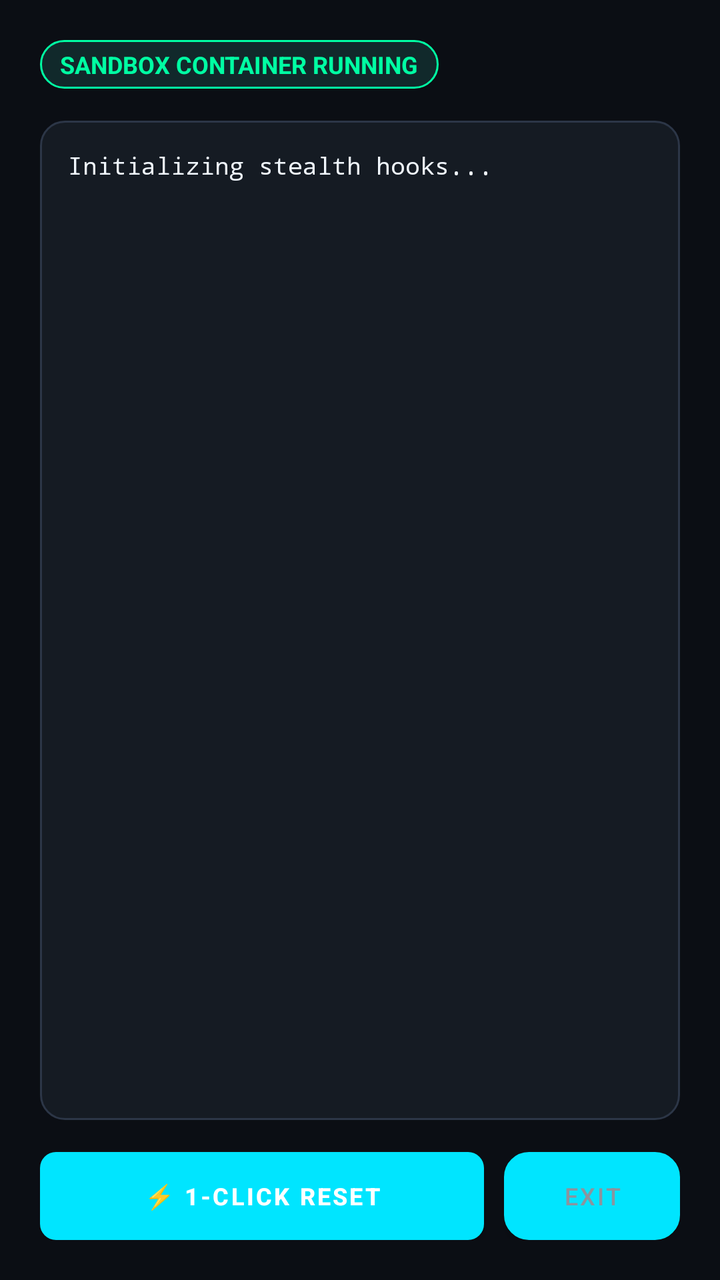
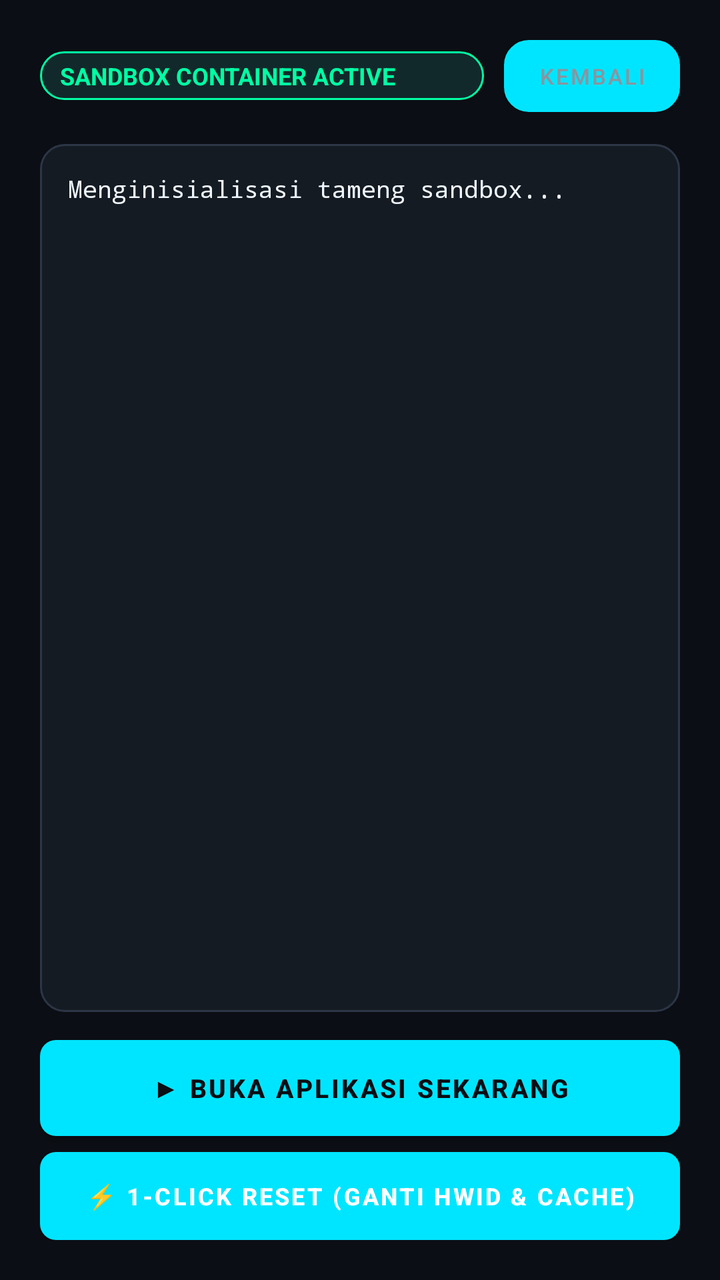

Two renders of the same Android screen: before a commit and after it. Below are the layout's source before the change and the commit's diff.
<!-- AndroidManifest.xml: application theme Theme.StealthSandbox -->
<!-- res/layout/activity_stub_container.xml -->
<?xml version="1.0" encoding="utf-8"?>
<LinearLayout xmlns:android="http://schemas.android.com/apk/res/android"
    android:layout_width="match_parent"
    android:layout_height="match_parent"
    android:background="@color/bg_dark"
    android:orientation="vertical"
    android:padding="20dp">

    
    <TextView
        android:id="@+id/txt_container_status"
        android:layout_width="wrap_content"
        android:layout_height="wrap_content"
        android:background="@drawable/bg_badge_active"
        android:text="SANDBOX CONTAINER RUNNING"
        android:textColor="@color/badge_text"
        android:textSize="12sp"
        android:textStyle="bold" />

    
    <ScrollView
        android:layout_width="match_parent"
        android:layout_height="0dp"
        android:layout_marginTop="16dp"
        android:layout_weight="1"
        android:background="@drawable/bg_card"
        android:padding="14dp">

        <TextView
            android:id="@+id/txt_container_details"
            android:layout_width="match_parent"
            android:layout_height="wrap_content"
            android:fontFamily="monospace"
            android:lineSpacingExtra="4dp"
            android:text="Initializing stealth hooks..."
            android:textColor="@color/text_primary"
            android:textSize="12sp" />
    </ScrollView>

    
    <LinearLayout
        android:layout_width="match_parent"
        android:layout_height="wrap_content"
        android:layout_marginTop="16dp"
        android:orientation="horizontal">

        <Button
            android:id="@+id/btn_container_reset"
            android:layout_width="0dp"
            android:layout_height="44dp"
            android:layout_weight="1"
            android:background="@drawable/bg_button_danger"
            android:text="⚡ 1-CLICK RESET"
            android:textColor="@color/white"
            android:textSize="12sp"
            android:textStyle="bold" />

        <Button
            android:id="@+id/btn_container_exit"
            android:layout_width="wrap_content"
            android:layout_height="44dp"
            android:layout_marginStart="10dp"
            android:background="@drawable/bg_card"
            android:paddingStart="20dp"
            android:paddingEnd="20dp"
            android:text="EXIT"
            android:textColor="@color/text_secondary"
            android:textSize="12sp" />
    </LinearLayout>
</LinearLayout>
<!-- resources referenced by this layout -->
<resources>
  <color name="badge_text">#00FFA3</color>
  <color name="bg_dark">#0B0E14</color>
  <color name="text_primary">#F0F6FC</color>
  <color name="text_secondary">#8B949E</color>
  <color name="white">#FFFFFF</color>
  <!-- drawable bg_badge_active (drawable) -->
  <?xml version="1.0" encoding="utf-8"?>
  <shape xmlns:android="http://schemas.android.com/apk/res/android"
      android:shape="rectangle">
      <solid android:color="@color/badge_bg" />
      <stroke
          android:width="1dp"
          android:color="@color/badge_text" />
      <corners android:radius="16dp" />
      <padding
          android:left="10dp"
          android:top="4dp"
          android:right="10dp"
          android:bottom="4dp" />
  </shape>
  <!-- drawable bg_button_danger (drawable) -->
  <?xml version="1.0" encoding="utf-8"?>
  <shape xmlns:android="http://schemas.android.com/apk/res/android"
      android:shape="rectangle">
      <solid android:color="@color/stealth_danger" />
      <corners android:radius="8dp" />
  </shape>
  <!-- drawable bg_card (drawable) -->
  <?xml version="1.0" encoding="utf-8"?>
  <shape xmlns:android="http://schemas.android.com/apk/res/android"
      android:shape="rectangle">
      <solid android:color="@color/bg_card" />
      <stroke
          android:width="1dp"
          android:color="@color/bg_card_border" />
      <corners android:radius="12dp" />
  </shape>
  <style name="Theme.StealthSandbox" parent="Theme.MaterialComponents.NoActionBar">
          <item name="colorPrimary">@color/stealth_cyan</item>
          <item name="colorPrimaryVariant">@color/stealth_blue</item>
          <item name="colorOnPrimary">@color/bg_dark</item>
          <item name="colorSecondary">@color/stealth_emerald</item>
          <item name="colorSecondaryVariant">@color/stealth_green</item>
          <item name="colorOnSecondary">@color/bg_dark</item>
          <item name="android:statusBarColor">@color/bg_dark</item>
          <item name="android:navigationBarColor">@color/bg_dark</item>
          <item name="android:windowBackground">@color/bg_dark</item>
      </style>
  <color name="badge_bg">#11292B</color>
  <color name="stealth_danger">#EF4444</color>
  <color name="bg_card">#151B23</color>
  <color name="bg_card_border">#2C3647</color>
  <color name="stealth_cyan">#00E5FF</color>
  <color name="stealth_blue">#3B82F6</color>
  <color name="stealth_emerald">#00FFA3</color>
  <color name="stealth_green">#10B981</color>
</resources>

<!-- the commit's change to res/layout/activity_stub_container.xml (unified diff, before → after) -->
@@ -7,15 +7,35 @@
     android:padding="20dp">
 
     
-    <TextView
-        android:id="@+id/txt_container_status"
-        android:layout_width="wrap_content"
+    <LinearLayout
+        android:layout_width="match_parent"
         android:layout_height="wrap_content"
-        android:background="@drawable/bg_badge_active"
-        android:text="SANDBOX CONTAINER RUNNING"
-        android:textColor="@color/badge_text"
-        android:textSize="12sp"
-        android:textStyle="bold" />
+        android:gravity="center_vertical"
+        android:orientation="horizontal">
+
+        <TextView
+            android:id="@+id/txt_container_status"
+            android:layout_width="0dp"
+            android:layout_height="wrap_content"
+            android:layout_weight="1"
+            android:background="@drawable/bg_badge_active"
+            android:text="SANDBOX CONTAINER ACTIVE"
+            android:textColor="@color/badge_text"
+            android:textSize="12sp"
+            android:textStyle="bold" />
+
+        <Button
+            android:id="@+id/btn_container_exit"
+            android:layout_width="wrap_content"
+            android:layout_height="36dp"
+            android:layout_marginStart="10dp"
+            android:background="@drawable/bg_card"
+            android:paddingStart="16dp"
+            android:paddingEnd="16dp"
+            android:text="KEMBALI"
+            android:textColor="@color/text_secondary"
+            android:textSize="11sp" />
+    </LinearLayout>
 
     
     <ScrollView
@@ -32,39 +52,32 @@
             android:layout_height="wrap_content"
             android:fontFamily="monospace"
             android:lineSpacingExtra="4dp"
-            android:text="Initializing stealth hooks..."
+            android:text="Menginisialisasi tameng sandbox..."
             android:textColor="@color/text_primary"
             android:textSize="12sp" />
     </ScrollView>
 
     
-    <LinearLayout
+    <Button
+        android:id="@+id/btn_container_launch"
         android:layout_width="match_parent"
-        android:layout_height="wrap_content"
-        android:layout_marginTop="16dp"
-        android:orientation="horizontal">
+        android:layout_height="48dp"
+        android:layout_marginTop="14dp"
+        android:background="@drawable/bg_button_stealth"
+        android:text="▶ BUKA APLIKASI SEKARANG"
+        android:textColor="@color/bg_dark"
+        android:textSize="13sp"
+        android:textStyle="bold" />
 
-        <Button
-            android:id="@+id/btn_container_reset"
-            android:layout_width="0dp"
-            android:layout_height="44dp"
-            android:layout_weight="1"
-            android:background="@drawable/bg_button_danger"
-            android:text="⚡ 1-CLICK RESET"
-            android:textColor="@color/white"
-            android:textSize="12sp"
-            android:textStyle="bold" />
-
-        <Button
-            android:id="@+id/btn_container_exit"
-            android:layout_width="wrap_content"
-            android:layout_height="44dp"
-            android:layout_marginStart="10dp"
-            android:background="@drawable/bg_card"
-            android:paddingStart="20dp"
-            android:paddingEnd="20dp"
-            android:text="EXIT"
-            android:textColor="@color/text_secondary"
-            android:textSize="12sp" />
-    </LinearLayout>
+    
+    <Button
+        android:id="@+id/btn_container_reset"
+        android:layout_width="match_parent"
+        android:layout_height="44dp"
+        android:layout_marginTop="8dp"
+        android:background="@drawable/bg_button_danger"
+        android:text="⚡ 1-CLICK RESET (GANTI HWID &amp; CACHE)"
+        android:textColor="@color/white"
+        android:textSize="12sp"
+        android:textStyle="bold" />
 </LinearLayout>
<!-- resource entries referenced after the edit -->
@@ -25,6 +25,13 @@
   <shape xmlns:android="http://schemas.android.com/apk/res/android"
       android:shape="rectangle">
       <solid android:color="@color/stealth_danger" />
+      <corners android:radius="8dp" />
+  </shape>
+  <!-- drawable bg_button_stealth (drawable) -->
+  <?xml version="1.0" encoding="utf-8"?>
+  <shape xmlns:android="http://schemas.android.com/apk/res/android"
+      android:shape="rectangle">
+      <solid android:color="@color/stealth_cyan" />
       <corners android:radius="8dp" />
   </shape>
   <!-- drawable bg_card (drawable) -->
